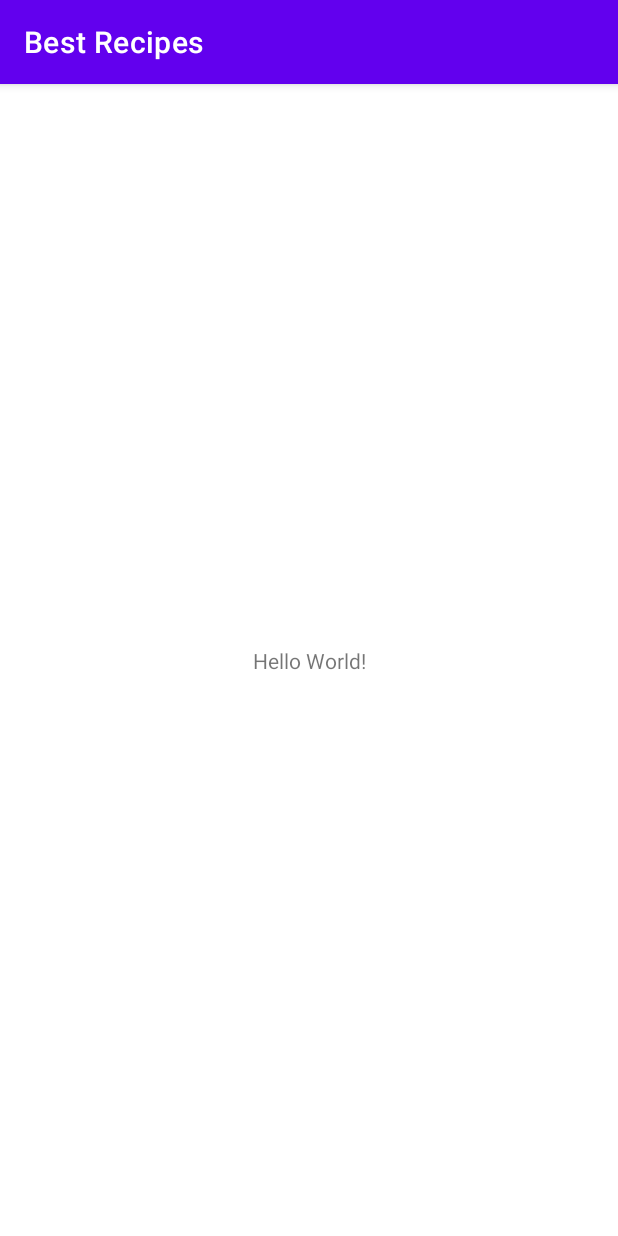
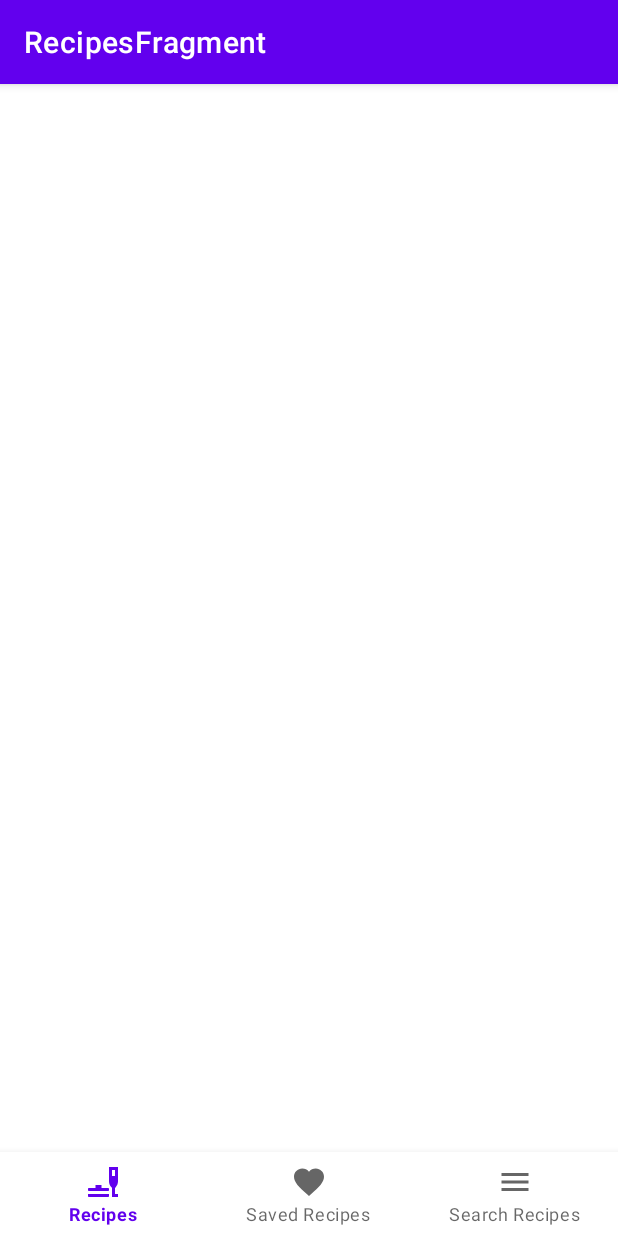
Before and after one commit to Vaiki/BestRecipes, an Android app: the screen it shows after launch (MainActivity), on a phone screen of 412 x 824 dp. Run offline under Robolectric (Android 15) with nearby library versions, the phone set to English and light mode, and no system bars; our stand-ins replace navigation-ui.

Commit message:
navigation

```diff
--- a/app/src/main/java/com/example/bestrecipes/MainActivity.kt
+++ b/app/src/main/java/com/example/bestrecipes/MainActivity.kt
@@ -3,9 +3,29 @@ package com.example.bestrecipes
 import androidx.appcompat.app.AppCompatActivity
 import android.os.Bundle
 
+import androidx.navigation.findNavController
+import androidx.navigation.ui.AppBarConfiguration
+
+import androidx.navigation.ui.setupActionBarWithNavController
+import androidx.navigation.ui.setupWithNavController
+import com.google.android.material.bottomnavigation.BottomNavigationView
+
 class MainActivity : AppCompatActivity() {
+
     override fun onCreate(savedInstanceState: Bundle?) {
         super.onCreate(savedInstanceState)
         setContentView(R.layout.activity_main)
+
+        val navView: BottomNavigationView = findViewById(R.id.bottom_navigation_view)
+        val navController = findNavController(R.id.nav_host_fragment)
+        // Passing each menu ID as a set of Ids because each
+        // menu should be considered as top level destinations.
+        val appBarConfiguration = AppBarConfiguration(setOf(
+            R.id.recipes_fragment,
+            R.id.saved_fragment,
+            R.id.search_fragment
+        ))
+        setupActionBarWithNavController(navController, appBarConfiguration)
+        navView.setupWithNavController(navController)
     }
 }
--- /dev/null
+++ b/app/src/main/java/com/example/bestrecipes/ui/RecipesFragment.kt
@@ -0,0 +1,24 @@
+package com.example.bestrecipes.ui
+
+import android.os.Bundle
+import android.view.View
+import androidx.fragment.app.Fragment
+import com.example.bestrecipes.R
+import com.example.bestrecipes.databinding.FragmentRecipeBinding
+
+class RecipesFragment : Fragment(R.layout.fragment_recipe) {
+    private var viewBinding: FragmentRecipeBinding? = null
+
+    override fun onViewCreated(view: View, savedInstanceState: Bundle?) {
+        super.onViewCreated(view, savedInstanceState)
+        viewBinding = FragmentRecipeBinding.bind(view)
+
+
+    }
+
+
+    override fun onDestroyView() {
+        super.onDestroyView()
+        viewBinding = null
+    }
+}
--- /dev/null
+++ b/app/src/main/res/drawable/ic_brunch.xml
@@ -0,0 +1,11 @@
+<vector xmlns:android="http://schemas.android.com/apk/res/android"
+    android:width="24dp"
+    android:height="24dp"
+    android:viewportWidth="24"
+    android:viewportHeight="24"
+    android:tint="?attr/colorControlNormal">
+  <path
+      android:fillColor="@android:color/white"
+      android:pathData="M18,8h2V4h-2V8zM15.51,22H2.49C2.22,22 2,21.78 2,21.5V20h14v1.5C16,21.78 15.78,22 15.51,22zM18,15.89l-0.4,-0.42c-1.02,-1.08 -1.6,-2.52 -1.6,-4V2h6v9.51c0,1.46 -0.54,2.87 -1.53,3.94L20,15.97V20h2v2h-4V15.89zM7,16v-2h4v2h4.5c0.28,0 0.5,0.22 0.5,0.5v1c0,0.28 -0.22,0.5 -0.5,0.5h-13C2.22,18 2,17.78 2,17.5v-1C2,16.22 2.22,16 2.5,16H7z"
+      android:fillType="evenOdd"/>
+</vector>
--- /dev/null
+++ b/app/src/main/res/drawable/ic_favorite.xml
@@ -0,0 +1,10 @@
+<vector xmlns:android="http://schemas.android.com/apk/res/android"
+    android:width="24dp"
+    android:height="24dp"
+    android:viewportWidth="24"
+    android:viewportHeight="24"
+    android:tint="?attr/colorControlNormal">
+  <path
+      android:fillColor="@android:color/white"
+      android:pathData="M12,21.35l-1.45,-1.32C5.4,15.36 2,12.28 2,8.5 2,5.42 4.42,3 7.5,3c1.74,0 3.41,0.81 4.5,2.09C13.09,3.81 14.76,3 16.5,3 19.58,3 22,5.42 22,8.5c0,3.78 -3.4,6.86 -8.55,11.54L12,21.35z"/>
+</vector>
--- /dev/null
+++ b/app/src/main/res/drawable/ic_search_recipe.xml
@@ -0,0 +1,10 @@
+<vector xmlns:android="http://schemas.android.com/apk/res/android"
+    android:width="24dp"
+    android:height="24dp"
+    android:viewportWidth="24"
+    android:viewportHeight="24"
+    android:tint="?attr/colorControlNormal">
+  <path
+      android:fillColor="@android:color/white"
+      android:pathData="M3,18h18v-2L3,16v2zM3,13h18v-2L3,11v2zM3,6v2h18L21,6L3,6z"/>
+</vector>
--- a/app/src/main/res/layout/activity_main.xml
+++ b/app/src/main/res/layout/activity_main.xml
@@ -6,13 +6,33 @@
     android:layout_height="match_parent"
     tools:context=".MainActivity">
 
-    <TextView
-        android:layout_width="wrap_content"
-        android:layout_height="wrap_content"
-        android:text="Hello World!"
+    <FrameLayout
+        android:id="@+id/fl_fragment"
+        android:layout_width="match_parent"
+        android:layout_height="0dp"
+        app:layout_constraintBottom_toTopOf="@+id/bottom_navigation_view"
+        app:layout_constraintEnd_toEndOf="parent"
+        app:layout_constraintHorizontal_bias="0.5"
+        app:layout_constraintStart_toStartOf="parent"
+        app:layout_constraintTop_toTopOf="parent">
+
+        <fragment
+            android:id="@+id/nav_host_fragment"
+            android:name="androidx.navigation.fragment.NavHostFragment"
+            android:layout_width="match_parent"
+            android:layout_height="match_parent"
+            app:defaultNavHost="true"
+            app:navGraph="@navigation/nav_graph" />
+
+    </FrameLayout>
+
+    <com.google.android.material.bottomnavigation.BottomNavigationView
+        android:id="@+id/bottom_navigation_view"
+        android:layout_width="match_parent"
+        android:layout_height="56dp"
         app:layout_constraintBottom_toBottomOf="parent"
-        app:layout_constraintLeft_toLeftOf="parent"
-        app:layout_constraintRight_toRightOf="parent"
-        app:layout_constraintTop_toTopOf="parent" />
-
+        app:layout_constraintEnd_toEndOf="parent"
+        app:layout_constraintHorizontal_bias="0.5"
+        app:layout_constraintStart_toStartOf="parent"
+        app:menu="@menu/bottom_navigation_menu" />
 </androidx.constraintlayout.widget.ConstraintLayout>
--- /dev/null
+++ b/app/src/main/res/layout/fragment_recipe.xml
@@ -0,0 +1,31 @@
+<?xml version="1.0" encoding="utf-8"?>
+<androidx.constraintlayout.widget.ConstraintLayout xmlns:android="http://schemas.android.com/apk/res/android"
+    xmlns:app="http://schemas.android.com/apk/res-auto"
+    xmlns:tools="http://schemas.android.com/tools"
+    android:layout_width="match_parent"
+    android:layout_height="match_parent">
+
+    <androidx.recyclerview.widget.RecyclerView
+        android:id="@+id/rv_recipe"
+        android:layout_width="match_parent"
+        android:layout_height="0dp"
+        android:clipToPadding="false"
+        android:paddingBottom="50dp"
+        app:layout_constraintBottom_toBottomOf="parent"
+        app:layout_constraintEnd_toEndOf="parent"
+        app:layout_constraintStart_toStartOf="parent"
+        app:layout_constraintTop_toTopOf="parent" />
+
+    <ProgressBar
+        android:id="@+id/pb_pagination"
+        style="?attr/progressBarStyle"
+        android:layout_width="wrap_content"
+        android:layout_height="wrap_content"
+        android:background="@android:color/transparent"
+        android:visibility="invisible"
+        app:layout_constraintBottom_toBottomOf="parent"
+        app:layout_constraintEnd_toEndOf="parent"
+        app:layout_constraintHorizontal_bias="0.5"
+        app:layout_constraintStart_toStartOf="parent" />
+
+</androidx.constraintlayout.widget.ConstraintLayout>
--- /dev/null
+++ b/app/src/main/res/menu/bottom_navigation_menu.xml
@@ -0,0 +1,15 @@
+<?xml version="1.0" encoding="utf-8"?>
+<menu xmlns:android="http://schemas.android.com/apk/res/android">
+
+    <item android:id="@+id/recipes_fragment"
+        android:title="Recipes"
+        android:icon="@drawable/ic_brunch" />
+
+    <item android:id="@+id/saved_fragment"
+        android:title="Saved Recipes"
+        android:icon="@drawable/ic_favorite" />
+
+    <item android:id="@+id/search_fragment"
+        android:title="Search Recipes"
+        android:icon="@drawable/ic_search_recipe" />
+</menu>
--- /dev/null
+++ b/app/src/main/res/navigation/nav_graph.xml
@@ -0,0 +1,36 @@
+<?xml version="1.0" encoding="utf-8"?>
+<navigation xmlns:android="http://schemas.android.com/apk/res/android"
+    xmlns:app="http://schemas.android.com/apk/res-auto"
+    xmlns:tools="http://schemas.android.com/tools"
+    android:id="@+id/news_nav_graph.xml"
+    app:startDestination="@id/recipes_fragment">
+
+    <fragment
+        android:id="@+id/recipes_fragment"
+        android:name="com.example.bestrecipes.ui.RecipesFragment"
+        android:label="RecipesFragment" >
+        <action
+            android:id="@+id/action_recipesFragment_to_articleFragment"
+            app:destination="@id/articleFragment" />
+    </fragment>
+    <fragment
+        android:id="@+id/articleFragment"
+        android:name="com.example.bestrecipes.ui.ArticleFragment"
+        android:label="ArticleFragment" />
+    <fragment
+        android:id="@+id/saved_fragment"
+        android:name="com.example.bestrecipes.ui.SavedFragment"
+        android:label="FavoriteFragment">
+        <action
+            android:id="@+id/action_favoriteFragment_to_articleFragment"
+            app:destination="@id/articleFragment" />
+    </fragment>
+    <fragment
+        android:id="@+id/search_fragment"
+        android:name="com.example.bestrecipes.ui.SearchFragment"
+        android:label="SearchFragment" >
+        <action
+            android:id="@+id/action_searchFragment_to_articleFragment"
+            app:destination="@id/articleFragment" />
+    </fragment>
+</navigation>
```
Also changed, not shown: app/build.gradle (+29 -23 lines), app/src/main/java/com/example/bestrecipes/ui/ArticleFragment.kt (added, +24 -0 lines), app/src/main/java/com/example/bestrecipes/ui/SavedFragment.kt (added, +24 -0 lines), app/src/main/java/com/example/bestrecipes/ui/SearchFragment.kt (added, +24 -0 lines), app/src/main/res/drawable/ic_baseline_dining_24.xml (added, +10 -0 lines), app/src/main/res/drawable/ic_search.xml (added, +10 -0 lines), app/src/main/res/layout/fragment_article.xml (added, +24 -0 lines), app/src/main/res/layout/fragment_saved.xml (added, +11 -0 lines), app/src/main/res/layout/fragment_search.xml (added, +53 -0 lines).
